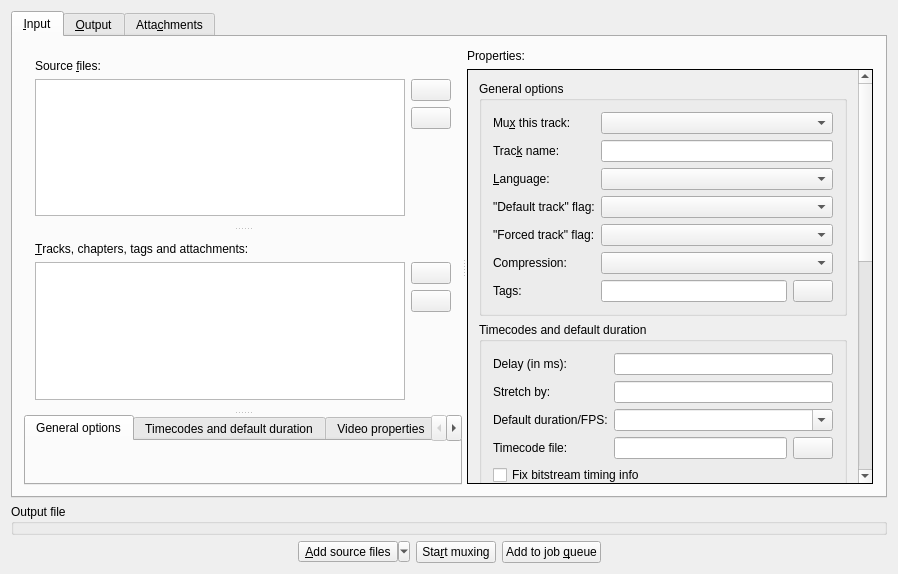
Qt form src/mkvtoolnix-gui/forms/merge/tab.ui (jpsdr/MKVToolnix-Windows-7) before a commit.
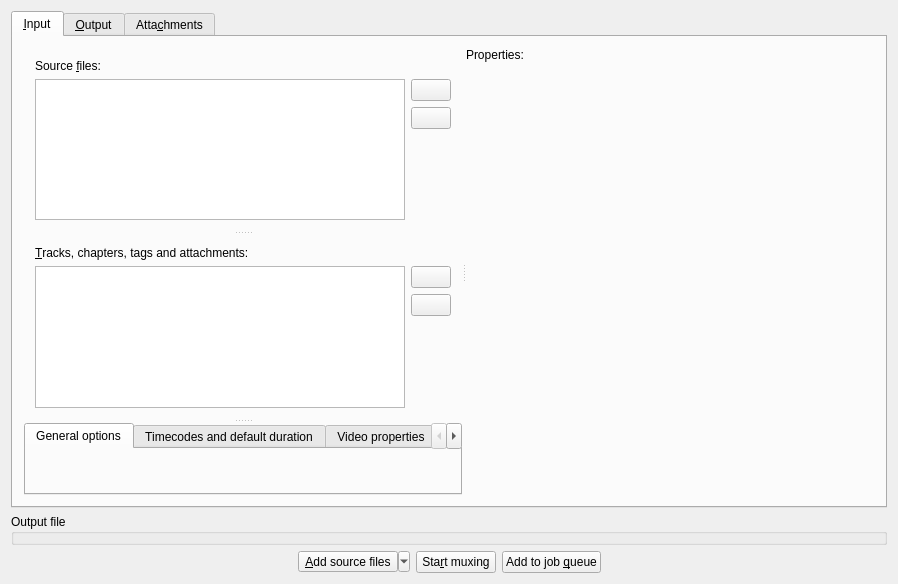
The same form after that commit. The open tabs and pages were chosen to show the change. Icons and pictures are not drawn. Custom widgets are drawn as their Qt base class.

Commit message:
GUI: merge: horizontal two-column layout for track properties
Implements #1526.

What changed in the file:
```diff
--- a/src/mkvtoolnix-gui/forms/merge/tab.ui
+++ b/src/mkvtoolnix-gui/forms/merge/tab.ui
@@ -7,7 +7,7 @@
     <x>0</x>
     <y>0</y>
     <width>898</width>
-    <height>574</height>
+    <height>584</height>
    </rect>
   </property>
   <property name="acceptDrops">
@@ -357,20 +357,17 @@
          </widget>
          <widget class="QWidget" name="wProperties" native="true">
           <layout class="QVBoxLayout" name="verticalLayout_4">
-           <property name="spacing">
-            <number>6</number>
-           </property>
            <property name="leftMargin">
-            <number>1</number>
+            <number>0</number>
            </property>
            <property name="topMargin">
-            <number>1</number>
+            <number>0</number>
            </property>
            <property name="rightMargin">
-            <number>1</number>
+            <number>0</number>
            </property>
            <property name="bottomMargin">
-            <number>1</number>
+            <number>0</number>
            </property>
            <item>
             <widget class="QLabel" name="propertiesLabel">
@@ -380,7 +377,26 @@
             </widget>
            </item>
            <item>
-            <widget class="QScrollArea" name="scrollArea">
+            <widget class="QStackedWidget" name="propertiesStack">
+             <property name="currentIndex">
+              <number>0</number>
+             </property>
+             <widget class="QWidget" name="propertiesScrollAreaPage">
+              <layout class="QVBoxLayout" name="verticalLayout_20">
+               <property name="leftMargin">
+                <number>0</number>
+               </property>
+               <property name="topMargin">
+                <number>0</number>
+               </property>
+               <property name="rightMargin">
+                <number>0</number>
+               </property>
+               <property name="bottomMargin">
+                <number>0</number>
+               </property>
+               <item>
+                <widget class="QScrollArea" name="propertiesScrollArea">
              <property name="minimumSize">
               <size>
                <width>370</width>
@@ -404,8 +420,8 @@
                <rect>
                 <x>0</x>
                 <y>0</y>
-                <width>425</width>
-                <height>1064</height>
+                    <width>430</width>
+                    <height>998</height>
                </rect>
               </property>
               <layout class="QVBoxLayout" name="verticalLayout_9">
@@ -924,6 +940,88 @@
            </item>
           </layout>
          </widget>
+             <widget class="QWidget" name="propertiesTwoColumnsPage">
+              <layout class="QHBoxLayout" name="horizontalLayout_17">
+               <property name="leftMargin">
+                <number>0</number>
+               </property>
+               <property name="topMargin">
+                <number>0</number>
+               </property>
+               <property name="rightMargin">
+                <number>0</number>
+               </property>
+               <property name="bottomMargin">
+                <number>0</number>
+               </property>
+               <item>
+                <widget class="QWidget" name="propertiesColumn1" native="true">
+                 <layout class="QVBoxLayout" name="verticalLayout_21">
+                  <property name="leftMargin">
+                   <number>0</number>
+                  </property>
+                  <property name="topMargin">
+                   <number>0</number>
+                  </property>
+                  <property name="rightMargin">
+                   <number>0</number>
+                  </property>
+                  <property name="bottomMargin">
+                   <number>0</number>
+                  </property>
+                  <item>
+                   <spacer name="verticalSpacer_11">
+                    <property name="orientation">
+                     <enum>Qt::Vertical</enum>
+                    </property>
+                    <property name="sizeHint" stdset="0">
+                     <size>
+                      <width>20</width>
+                      <height>410</height>
+                     </size>
+                    </property>
+                   </spacer>
+                  </item>
+                 </layout>
+                </widget>
+               </item>
+               <item>
+                <widget class="QWidget" name="propertiesColumn2" native="true">
+                 <layout class="QVBoxLayout" name="verticalLayout_22">
+                  <property name="leftMargin">
+                   <number>0</number>
+                  </property>
+                  <property name="topMargin">
+                   <number>0</number>
+                  </property>
+                  <property name="rightMargin">
+                   <number>0</number>
+                  </property>
+                  <property name="bottomMargin">
+                   <number>0</number>
+                  </property>
+                  <item>
+                   <spacer name="verticalSpacer_12">
+                    <property name="orientation">
+                     <enum>Qt::Vertical</enum>
+                    </property>
+                    <property name="sizeHint" stdset="0">
+                     <size>
+                      <width>20</width>
+                      <height>410</height>
+                     </size>
+                    </property>
+                   </spacer>
+                  </item>
+                 </layout>
+                </widget>
+               </item>
+              </layout>
+             </widget>
+            </widget>
+           </item>
+          </layout>
+         </widget>
         </widget>
        </item>
       </layout>
@@ -1632,6 +1730,11 @@
  </widget>
  <layoutdefault spacing="6" margin="11"/>
  <customwidgets>
+  <customwidget>
+   <class>mtx::gui::Util::BasicTreeView</class>
+   <extends>QTreeView</extends>
+   <header>mkvtoolnix-gui/util/basic_tree_view.h</header>
+  </customwidget>
   <customwidget>
    <class>mtx::gui::Util::LanguageComboBox</class>
    <extends>QComboBox</extends>
@@ -1642,11 +1745,6 @@
    <extends>QComboBox</extends>
    <header>mkvtoolnix-gui/util/character_set_combo_box.h</header>
   </customwidget>
-  <customwidget>
-   <class>mtx::gui::Util::BasicTreeView</class>
-   <extends>QTreeView</extends>
-   <header>mkvtoolnix-gui/util/basic_tree_view.h</header>
-  </customwidget>
   <customwidget>
    <class>mtx::gui::Util::FilesDragDropWidget</class>
    <extends>QWidget</extends>
```
Left out of the diff: 3 changed lines with no effect on the pictures. Lines whose indentation alone changed are shown as unchanged. The commit also changes 8 other files.
